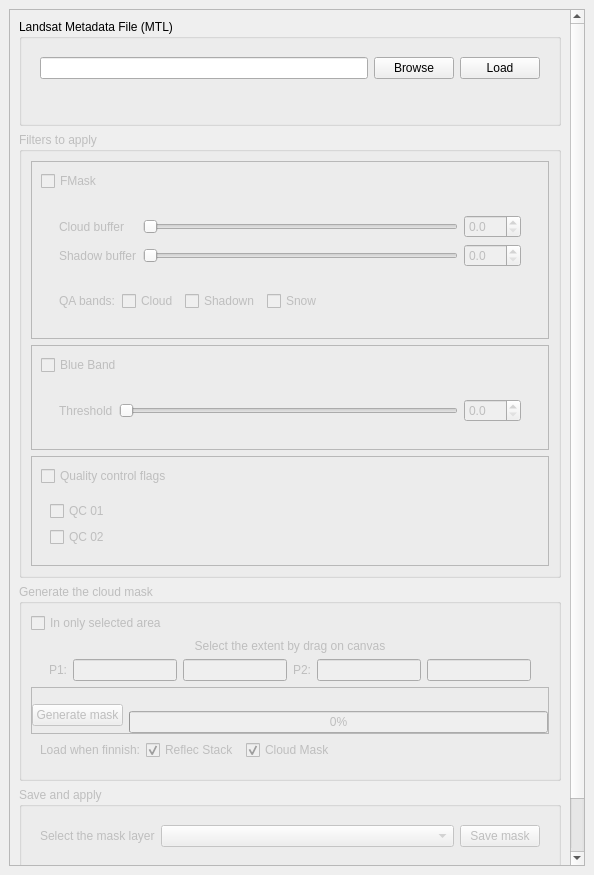
First picture: the form in cloud_masking_dockwidget_base.ui, repository SMByC/CloudMasking, before the edit.
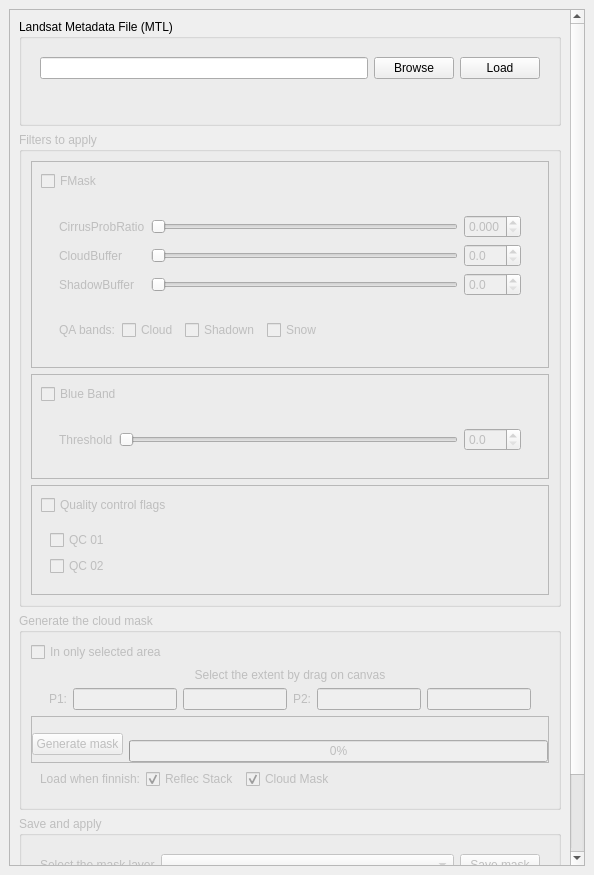
Second picture: the form after the edit. Custom widgets are drawn as their Qt base class.

Commit message: Implemented the cirrus probability ratio for fmask

What changed in the file:
```diff
--- a/cloud_masking_dockwidget_base.ui
+++ b/cloud_masking_dockwidget_base.ui
@@ -30,9 +30,9 @@
        <property name="geometry">
         <rect>
          <x>0</x>
-         <y>-277</y>
+         <y>0</y>
          <width>554</width>
-         <height>1140</height>
+         <height>1187</height>
         </rect>
        </property>
        <layout class="QVBoxLayout" name="verticalLayout">
@@ -264,14 +264,21 @@
                  <item>
                   <widget class="QWidget" name="widget_FMask_01" native="true">
                    <layout class="QGridLayout" name="gridLayout_3">
-                    <item row="0" column="0">
+                    <item row="2" column="0">
+                     <widget class="QLabel" name="label_10">
+                      <property name="text">
+                       <string>ShadowBuffer</string>
+                      </property>
+                     </widget>
+                    </item>
+                    <item row="1" column="0">
                      <widget class="QLabel" name="label">
                       <property name="text">
-                       <string>Cloud buffer</string>
+                       <string>CloudBuffer</string>
                       </property>
                      </widget>
                     </item>
-                    <item row="0" column="1">
+                    <item row="1" column="1">
                      <widget class="QSlider" name="horizontalSlider_CB">
                       <property name="minimum">
                        <number>0</number>
@@ -287,14 +294,11 @@
                       </property>
                      </widget>
                     </item>
-                    <item row="0" column="2">
-                     <widget class="QDoubleSpinBox" name="doubleSpinBox_CB">
+                    <item row="2" column="2">
+                     <widget class="QDoubleSpinBox" name="doubleSpinBox_SB">
                       <property name="decimals">
                        <number>1</number>
                       </property>
-                      <property name="minimum">
-                       <double>0.000000000000000</double>
-                      </property>
                       <property name="maximum">
                        <double>400.000000000000000</double>
                       </property>
@@ -303,14 +307,7 @@
                       </property>
                      </widget>
                     </item>
-                    <item row="1" column="0">
-                     <widget class="QLabel" name="label_10">
-                      <property name="text">
-                       <string>Shadow buffer</string>
-                      </property>
-                     </widget>
-                    </item>
-                    <item row="1" column="1">
+                    <item row="2" column="1">
                      <widget class="QSlider" name="horizontalSlider_SB">
                       <property name="maximum">
                        <number>400</number>
@@ -321,12 +318,51 @@
                      </widget>
                     </item>
                     <item row="1" column="2">
-                     <widget class="QDoubleSpinBox" name="doubleSpinBox_SB">
+                     <widget class="QDoubleSpinBox" name="doubleSpinBox_CB">
                       <property name="decimals">
                        <number>1</number>
                       </property>
+                      <property name="minimum">
+                       <double>0.000000000000000</double>
+                      </property>
                       <property name="maximum">
                        <double>400.000000000000000</double>
+                      </property>
+                      <property name="singleStep">
+                       <double>0.100000000000000</double>
+                      </property>
+                     </widget>
+                    </item>
+                    <item row="0" column="0">
+                     <widget class="QLabel" name="label_12">
+                      <property name="text">
+                       <string>CirrusProbRatio</string>
+                      </property>
+                     </widget>
+                    </item>
+                    <item row="0" column="1">
+                     <widget class="QSlider" name="horizontalSlider_CPR">
+                      <property name="maximum">
+                       <number>1000</number>
+                      </property>
+                      <property name="singleStep">
+                       <number>1</number>
+                      </property>
+                      <property name="orientation">
+                       <enum>Qt::Horizontal</enum>
+                      </property>
+                     </widget>
+                    </item>
+                    <item row="0" column="2">
+                     <widget class="QDoubleSpinBox" name="doubleSpinBox_CPR">
+                      <property name="decimals">
+                       <number>3</number>
+                      </property>
+                      <property name="maximum">
+                       <double>1.000000000000000</double>
+                      </property>
+                      <property name="singleStep">
+                       <double>0.005000000000000</double>
                       </property>
                      </widget>
                     </item>
```
The commit also changes 3 other files.
